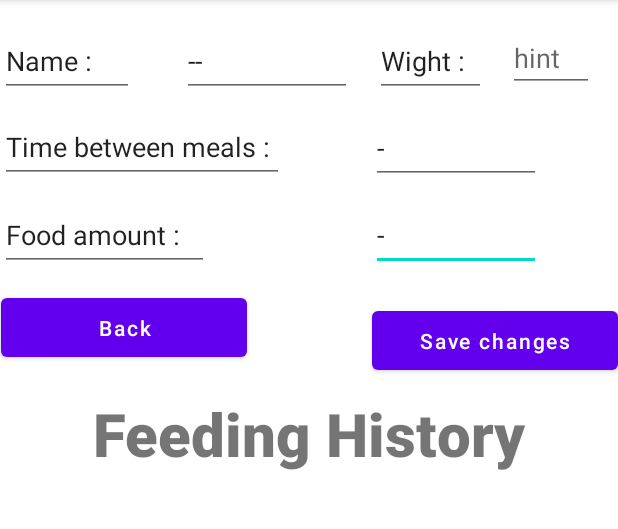
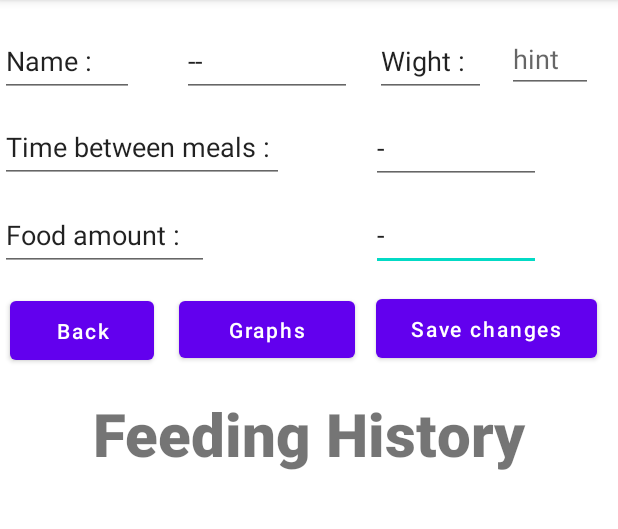
Before and after one commit to urib94/Baby_Controller, an Android app: the BabyInfoCardActivity screen opened directly, with no data from a screen before it, on a phone screen of 412 x 824 dp, the part 84-613 px from its top. Run offline under Robolectric (Android 15) with nearby library versions, the phone set to English and light mode, and no system bars; our stand-ins replace Firebase (no records; nobody signed in at launch, a user with empty details on screens opened directly); libraries missing offline, so code that uses them is left out: com.jjoe64.graphview; 5 statements that could not run were skipped.

```diff
--- a/app/build.gradle
+++ b/app/build.gradle
@@ -81,6 +81,8 @@ dependencies {
     //pobnub
     implementation group: 'com.pubnub', name: 'pubnub-gson', version: '5.2.3'
 
+    //graphss
+    implementation 'com.jjoe64:graphview:4.2.2'
 
     //WorkManager
     def work_version = "2.7.1"
--- a/app/src/main/java/com/baby_controller/BabyInfoCardActivity.java
+++ b/app/src/main/java/com/baby_controller/BabyInfoCardActivity.java
@@ -19,6 +19,7 @@ import com.baby_controller.src.Parent;
 import com.google.android.material.textfield.TextInputEditText;
 import com.google.firebase.database.DatabaseReference;
 import com.google.firebase.database.FirebaseDatabase;
+import com.jjoe64.graphview.GraphView;
 
 import java.sql.Time;
 import java.text.MessageFormat;
@@ -34,7 +35,9 @@ public class BabyInfoCardActivity extends AppCompatActivity {
     private TextView nameFill;
     private TextView timeBetweenFill;
     private TextView amountFill;
-
+    private GraphView mealG;
+    private GraphView wightG;
+    private int hourInMil = 3600000;
     private ArrayList<Meal> mealArrayList = new ArrayList<>();
 
     @Override
@@ -42,6 +45,7 @@ public class BabyInfoCardActivity extends AppCompatActivity {
         super.onCreate(savedInstanceState);
         setContentView(R.layout.baby_card_layout);
         configureButtons();
+
 
     }
 
@@ -66,7 +70,7 @@ public class BabyInfoCardActivity extends AppCompatActivity {
         wightFill.setText(String.valueOf(AllBabyActivity.theChosenOne.getWeight()));
         nameFill.setText(AllBabyActivity.theChosenOne.getName());
         Time tmpT = new Time(AllBabyActivity.theChosenOne.getTimeBetweenMeals());
-        timeBetweenFill.setText(MessageFormat.format("{0}:{1}", String.valueOf(tmpT.getHours()), String.valueOf(tmpT.getMinutes())));
+        timeBetweenFill.setText(MessageFormat.format("{0}:{1}", String.valueOf((AllBabyActivity.theChosenOne.getTimeBetweenMeals() / hourInMil)), String.valueOf((AllBabyActivity.theChosenOne.getTimeBetweenMeals() % hourInMil) / 100000) ));
         amountFill.setText(String.valueOf(AllBabyActivity.theChosenOne.getRecommendedAmountPerMeal()));
         System.out.println("configureButtons1");
 
--- a/app/src/main/java/com/baby_controller/src/Baby.java
+++ b/app/src/main/java/com/baby_controller/src/Baby.java
@@ -178,6 +178,7 @@ public  class Baby {
         history.get(history.size() -1).setTimeToEat (System.currentTimeMillis() - 1000);
     }
 
+
     //get a date and return how many months old it is
     public void  calculateAgeInMonth(int year, int month){
         if(year < 2000){
--- a/app/src/main/res/layout-port/add_baby.xml
+++ b/app/src/main/res/layout-port/add_baby.xml
@@ -32,7 +32,7 @@
         android:layout_marginEnd="55dp"
         android:layout_marginBottom="245dp"
         android:ems="10"
-        android:inputType="number"
+        android:inputType="number|text|numberDecimal"
         android:text="Wight"
         app:layout_constraintBottom_toBottomOf="parent"
         app:layout_constraintEnd_toEndOf="parent"
--- a/app/src/main/res/layout/administer_food_activity.xml
+++ b/app/src/main/res/layout/administer_food_activity.xml
@@ -34,7 +34,6 @@
         android:gravity="center"
         android:importantForAutofill="no"
         android:inputType="number"
-        android:text="-"
         android:textSize="40sp"
         app:layout_constraintEnd_toEndOf="parent"
         app:layout_constraintStart_toStartOf="parent"
@@ -61,8 +60,7 @@
         android:text="Enter manually"
         android:textSize="20sp"
         app:layout_constraintBottom_toBottomOf="parent"
-        app:layout_constraintEnd_toEndOf="parent"
-        app:layout_constraintHorizontal_bias="0.22"
+        app:layout_constraintEnd_toStartOf="@+id/feed_now"
         app:layout_constraintStart_toStartOf="parent"
         app:layout_constraintTop_toBottomOf="@+id/measured_wight"
         app:layout_constraintVertical_bias="0.794" />
--- a/app/src/main/res/layout/baby_card_layout.xml
+++ b/app/src/main/res/layout/baby_card_layout.xml
@@ -40,18 +40,31 @@
 
     <Button
         android:id="@+id/save_changes"
-        android:layout_width="164dp"
+        android:layout_width="147dp"
         android:layout_height="51dp"
-        android:layout_marginStart="302dp"
+        android:text="Save changes"
         android:textAllCaps="false"
-        android:layout_marginTop="184dp"
-        android:layout_marginBottom="498dp"
-        android:text="Save changes"
         app:layout_constraintBottom_toBottomOf="parent"
         app:layout_constraintEnd_toEndOf="parent"
-        app:layout_constraintHorizontal_bias="1.0"
+        app:layout_constraintHorizontal_bias="0.946"
         app:layout_constraintStart_toStartOf="parent"
-        app:layout_constraintTop_toTopOf="parent" />
+        app:layout_constraintTop_toTopOf="parent"
+        app:layout_constraintVertical_bias="0.27" />
+
+    <Button
+        android:id="@+id/go_to_graph"
+        android:layout_width="117dp"
+        android:layout_height="50dp"
+        android:layout_marginStart="12dp"
+        android:layout_marginEnd="12dp"
+        android:text="Graphs"
+        android:textAllCaps="false"
+        app:layout_constraintBottom_toBottomOf="parent"
+        app:layout_constraintEnd_toStartOf="@+id/save_changes"
+        app:layout_constraintHorizontal_bias="0.692"
+        app:layout_constraintStart_toEndOf="@+id/card_back"
+        app:layout_constraintTop_toTopOf="parent"
+        app:layout_constraintVertical_bias="0.271" />
 
     <EditText
         android:id="@+id/card_baby_name"
@@ -144,17 +157,16 @@
 
     <Button
         android:id="@+id/card_back"
-        android:layout_width="164dp"
+        android:layout_width="96dp"
         android:layout_height="51dp"
-        android:layout_marginEnd="83dp"
         android:text="Back"
         android:textAllCaps="false"
         app:layout_constraintBottom_toBottomOf="parent"
-        app:layout_constraintEnd_toStartOf="@+id/save_changes"
-        app:layout_constraintHorizontal_bias="1.0"
+        app:layout_constraintEnd_toEndOf="parent"
+        app:layout_constraintHorizontal_bias="0.022"
         app:layout_constraintStart_toStartOf="parent"
         app:layout_constraintTop_toTopOf="parent"
-        app:layout_constraintVertical_bias="0.269" />
+        app:layout_constraintVertical_bias="0.272" />
 
     <ListView
         android:id="@+id/meal_history"
@@ -166,22 +178,16 @@
         app:layout_constraintStart_toStartOf="parent"
         app:layout_constraintTop_toBottomOf="@+id/feeding_history" />
 
-    <com.google.android.material.textfield.TextInputLayout
-        android:layout_width="29dp"
-        android:layout_height="wrap_content"
-        tools:layout_editor_absoluteX="329dp"
-        tools:layout_editor_absoluteY="82dp">
-
-    </com.google.android.material.textfield.TextInputLayout>
-
     <com.google.android.material.textfield.TextInputEditText
         android:id="@+id/card_wight_fill"
         android:layout_width="57dp"
         android:layout_height="45dp"
-        android:layout_marginTop="16dp"
-        android:layout_marginEnd="16dp"
         android:hint="hint"
+        app:layout_constraintBottom_toBottomOf="parent"
         app:layout_constraintEnd_toEndOf="parent"
-        app:layout_constraintTop_toTopOf="parent" />
+        app:layout_constraintHorizontal_bias="0.466"
+        app:layout_constraintStart_toEndOf="@+id/cared_wight"
+        app:layout_constraintTop_toTopOf="parent"
+        app:layout_constraintVertical_bias="0.023" />
 
 </androidx.constraintlayout.widget.ConstraintLayout>
--- a/build.gradle
+++ b/build.gradle
@@ -6,7 +6,7 @@ buildscript {
 
     }
     dependencies {
-        classpath 'com.android.tools.build:gradle:7.0.4'
+        classpath 'com.android.tools.build:gradle:7.1.3'
         classpath 'com.google.gms:google-services:4.3.10'
 
         // NOTE: Do not place your application dependencies here; they belong
```
Also changed, not shown: app/src/main/java/com/baby_controller/GraphActivity.java (added, +46 -0 lines), app/src/main/java/com/baby_controller/MainActivity.java (+32 -1 lines), app/src/main/java/com/baby_controller/src/util/DataHandler.java (added, +16 -0 lines), app/src/main/res/layout/empty.xml (added, +18 -0 lines), app/src/main/res/layout/graph_layout.xml (added, +57 -0 lines), gradle/wrapper/gradle-wrapper.properties.
